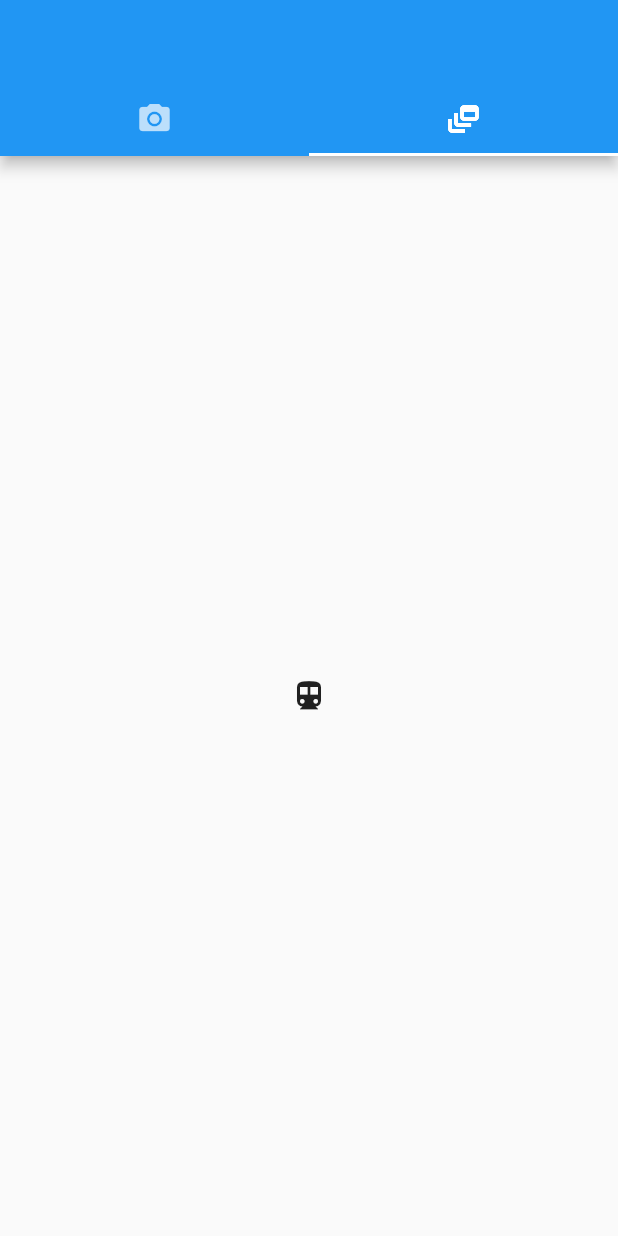
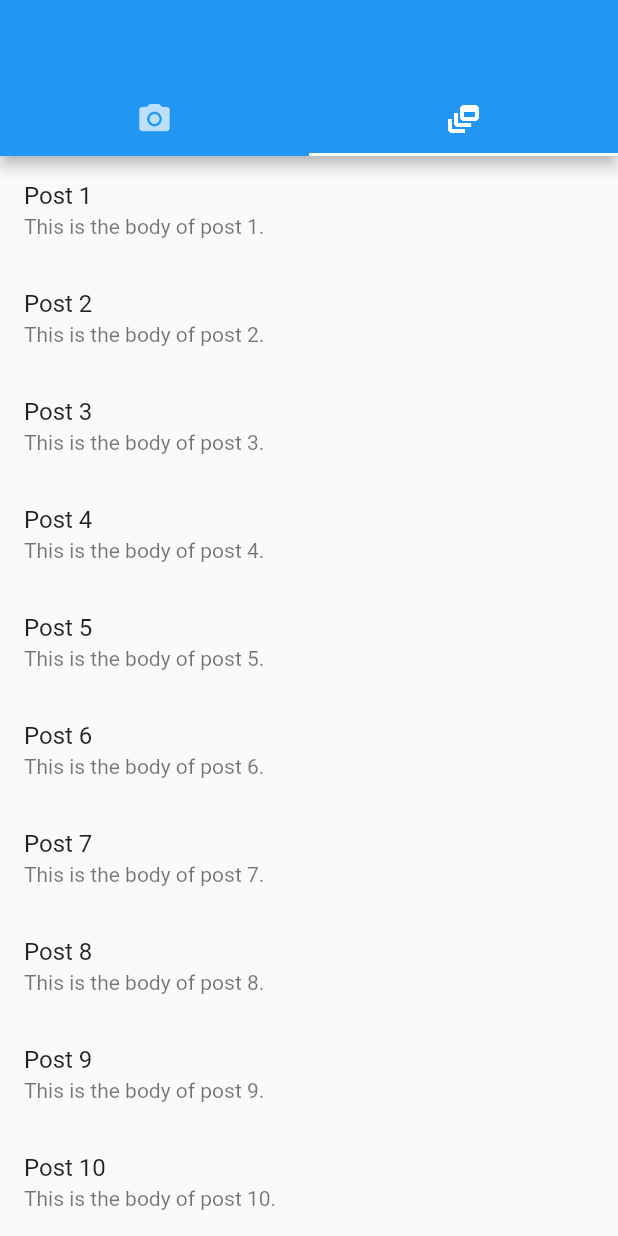
Before and after one commit to uvic-seng321/project-george, a Flutter app: the screen it shows after launch, tab 2 chosen, on a phone screen of 412 x 824 dp. Run offline on Flutter 3.47's test engine with Material 2 defaults, Android fonts, the light colour scheme and no system bars; our stand-ins replace camera; missing offline and left inert: dart:ffi.

Commit message:
GPT created list
next is to integrate it with our data source/modify for images

```diff
--- a/the_watering_hole/lib/Feed.dart
+++ b/the_watering_hole/lib/Feed.dart
@@ -1,5 +1,84 @@
 import 'package:flutter/material.dart';
-import 'package:camera/camera.dart';
-import 'take_photo_screen.dart';
-import 'Feed.dart';
-import 'dart:io';
+
+class Post {
+  final String title;
+  final String body;
+
+  Post({required this.title, required this.body});
+}
+
+class PostList extends StatefulWidget {
+  @override
+  _PostListState createState() => _PostListState();
+}
+
+class _PostListState extends State<PostList> {
+  final List<Post> _posts = [
+    Post(title: 'Post 1', body: 'This is the body of post 1.'),
+    Post(title: 'Post 2', body: 'This is the body of post 2.'),
+    Post(title: 'Post 3', body: 'This is the body of post 3.'),
+    Post(title: 'Post 4', body: 'This is the body of post 4.'),
+    Post(title: 'Post 5', body: 'This is the body of post 5.'),
+    Post(title: 'Post 6', body: 'This is the body of post 6.'),
+    Post(title: 'Post 7', body: 'This is the body of post 7.'),
+    Post(title: 'Post 8', body: 'This is the body of post 8.'),
+    Post(title: 'Post 9', body: 'This is the body of post 9.'),
+    Post(title: 'Post 10', body: 'This is the body of post 10.'),
+  ];
+
+  final ScrollController _scrollController = ScrollController();
+
+  bool _isLoadingMore = false;
+
+  @override
+  void initState() {
+    super.initState();
+    _scrollController.addListener(_onScroll);
+  }
+
+  @override
+  void dispose() {
+    _scrollController.dispose();
+    super.dispose();
+  }
+
+  void _onScroll() {
+    if (_scrollController.offset >= _scrollController.position.maxScrollExtent &&
+        !_scrollController.position.outOfRange &&
+        !_isLoadingMore) {
+      setState(() {
+        _isLoadingMore = true;
+      });
+      _loadMorePosts();
+    }
+  }
+
+  Future<void> _loadMorePosts() async {
+    // Simulate loading data from a generic source
+    await Future.delayed(Duration(seconds: 2));
+    final newPosts = List.generate(10, (index) => Post(title: 'Post ${_posts.length + index + 1}', body: 'This is the body of post ${_posts.length + index + 1}.'));
+    setState(() {
+      _posts.addAll(newPosts);
+      _isLoadingMore = false;
+    });
+  }
+
+  @override
+  Widget build(BuildContext context) {
+    return ListView.builder(
+      controller: _scrollController,
+      itemCount: _posts.length + (_isLoadingMore ? 1 : 0),
+      itemBuilder: (context, index) {
+        if (index == _posts.length) {
+          return const Center(child: CircularProgressIndicator());
+        } else {
+          final post = _posts[index];
+          return ListTile(
+            title: Text(post.title),
+            subtitle: Text(post.body),
+          );
+        }
+      },
+    );
+  }
+}
--- /dev/null
+++ b/the_watering_hole/lib/backend.dart
@@ -0,0 +1,15 @@
+import 'dart:ffi';
+import 'package:flutter/material.dart';
+import 'package:camera/camera.dart';
+import 'take_photo_screen.dart';
+import 'Feed.dart';
+import 'dart:io';
+
+class Post {
+  List<String> tags;
+  Float latitude;
+  Float longitude;
+  File imageFile;
+
+  Post(this.tags, this.latitude, this.longitude, this.imageFile);
+}
--- a/the_watering_hole/lib/main.dart
+++ b/the_watering_hole/lib/main.dart
@@ -2,6 +2,7 @@ import 'package:flutter/material.dart';
 import 'package:camera/camera.dart';
 import 'take_photo_screen.dart';
 import 'Feed.dart';
+import 'backend.dart';
 // screens/camera_screen.dart';
 
 //List<CameraDescription> cameraList = [];
@@ -48,7 +49,7 @@ class TabBar1 extends StatelessWidget {
           body: TabBarView(
             children: [
               TakePhotoScreen(camera: firstCamera,),
-              Icon(Icons.directions_transit),
+              PostList(),
             ],
           ),
         ),
--- a/the_watering_hole/lib/take_photo_screen.dart
+++ b/the_watering_hole/lib/take_photo_screen.dart
@@ -1,6 +1,7 @@
 import 'dart:io';
 import 'package:flutter/material.dart';
 import 'package:camera/camera.dart';
+import 'backend.dart';
 
 Future<void> main() async{
   // Ensure that plugin services are initialized so that `availableCameras()`
```
